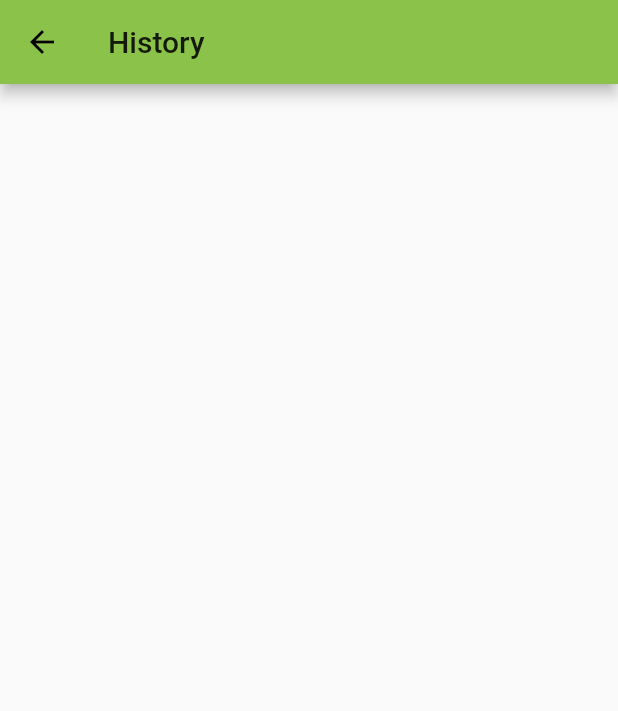
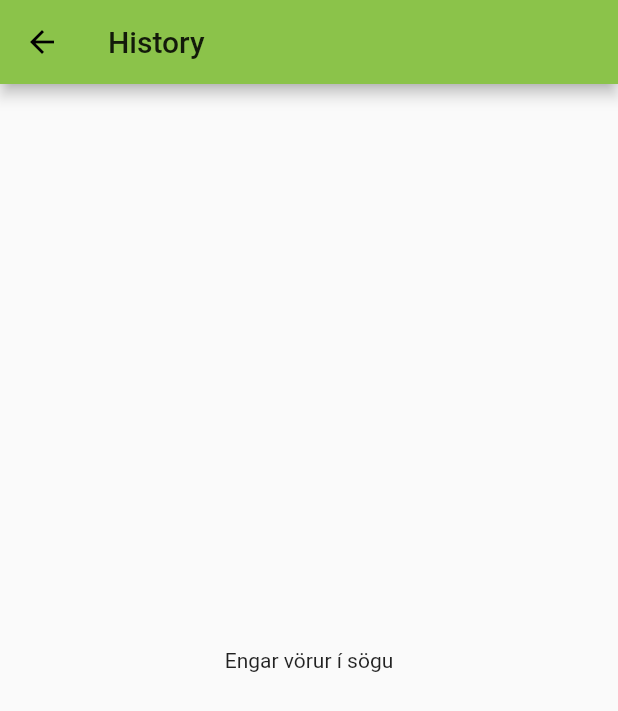
Before and after one commit to rfb2/project_spori, a Flutter app: the screen it shows after launch, after a tap on the "history" icon, on a phone screen of 412 x 824 dp. Shown: the top 711 px of the screen. Run offline on Flutter 3.47's test engine with Material 2 defaults, Android fonts, the phone set to English and light mode, and no system bars; our stand-ins replace camera; missing offline and left inert: barcode_scan; statements that could not run were skipped.

```diff
--- /dev/null
+++ b/lib/constants.dart
@@ -0,0 +1,3 @@
+library constants;
+
+final List<String> info = ['Engar upplýsingar', 'lágt', 'miðlungs', 'hátt'];
--- a/lib/main.dart
+++ b/lib/main.dart
@@ -70,7 +70,7 @@ class _MyHomePageState extends State<MyHomePage> {
           ),
           Center(
               child: Text(
-            '${snapshot.data.grade.toStringAsPrecision(2)}',
+            '${snapshot.data.grade.toStringAsPrecision(3)}',
             style: TextStyle(fontWeight: FontWeight.bold, fontSize: 24),
           )),
           Center(
@@ -192,15 +192,23 @@ class _MyHomePageState extends State<MyHomePage> {
               ),
             );
           });
-          final List<Widget> divided = ListTile.divideTiles(
-            context: context,
-            tiles: tiles,
-          ).toList();
+
+          Widget historyChild;
+
+          if (tiles.length == 0) {
+            historyChild = Center(child: Text('Engar vörur í sögu'),);
+          } else {
+            final List<Widget> divided = ListTile.divideTiles(
+              context: context,
+              tiles: tiles,
+            ).toList();
+            historyChild = ListView(children: divided);
+          }
           return Scaffold(
             appBar: AppBar(
               title: Text('History'),
             ),
-            body: ListView(children: divided),
+            body: historyChild,
           );
         },
       ),
```
Also changed, not shown: lib/detailPage.dart (+21 -8 lines).
